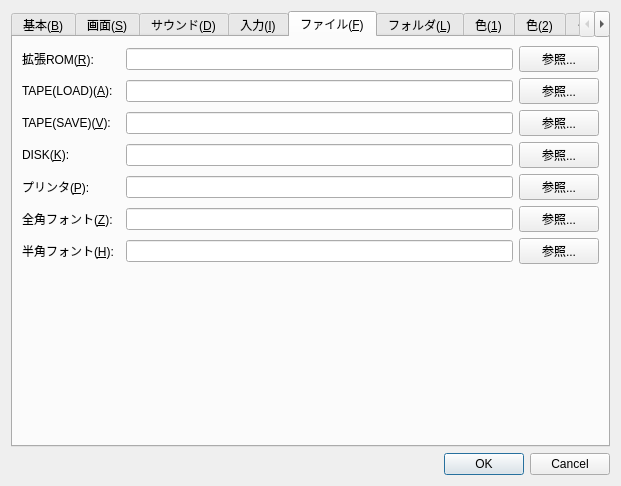
Above: src/Qt/configdialog.ui from eighttails/PC6001VX before the change. Below: the same form after it.
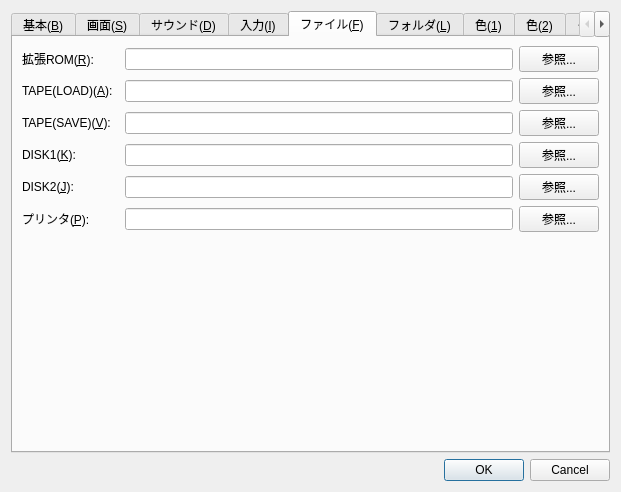
That is the form after the change. The open tabs and pages were chosen to show the change. Custom widgets are drawn as their Qt base class.

Diff of the .ui file:
```diff
--- a/src/Qt/configdialog.ui
+++ b/src/Qt/configdialog.ui
@@ -7,7 +7,7 @@
     <x>0</x>
     <y>0</y>
     <width>621</width>
-    <height>486</height>
+    <height>492</height>
    </rect>
   </property>
   <property name="maximumSize">
@@ -835,7 +835,7 @@
          </property>
         </widget>
        </item>
-       <item row="6" column="1">
+       <item row="7" column="1">
         <widget class="QLabel" name="label_18">
          <property name="text">
           <string>プリンタ(&amp;P):</string>
@@ -845,16 +845,6 @@
          </property>
         </widget>
        </item>
-       <item row="5" column="1">
-        <widget class="QLabel" name="label_20">
-         <property name="text">
-          <string>DISK(&amp;K):</string>
-         </property>
-         <property name="buddy">
-          <cstring>lineEditDisk</cstring>
-         </property>
-        </widget>
-       </item>
        <item row="4" column="1">
         <widget class="QLabel" name="label_21">
          <property name="text">
@@ -875,48 +865,19 @@
          </property>
         </widget>
        </item>
-       <item row="7" column="1">
-        <widget class="QLabel" name="label_22">
-         <property name="text">
-          <string>全角フォント(&amp;Z):</string>
-         </property>
-         <property name="buddy">
-          <cstring>lineEditZenFont</cstring>
-         </property>
-        </widget>
-       </item>
-       <item row="8" column="1">
-        <widget class="QLabel" name="label_23">
-         <property name="text">
-          <string>半角フォント(&amp;H):</string>
-         </property>
-         <property name="buddy">
-          <cstring>lineEditHanFont</cstring>
-         </property>
-        </widget>
-       </item>
        <item row="1" column="3">
         <widget class="QLineEdit" name="lineEditLoadTape"/>
        </item>
        <item row="0" column="3">
         <widget class="QLineEdit" name="lineEditExtRom"/>
        </item>
+       <item row="7" column="3">
+        <widget class="QLineEdit" name="lineEditPrinter"/>
+       </item>
        <item row="4" column="3">
         <widget class="QLineEdit" name="lineEditSaveTape"/>
        </item>
-       <item row="5" column="3">
-        <widget class="QLineEdit" name="lineEditDisk"/>
-       </item>
-       <item row="6" column="3">
-        <widget class="QLineEdit" name="lineEditPrinter"/>
-       </item>
-       <item row="7" column="3">
-        <widget class="QLineEdit" name="lineEditZenFont"/>
-       </item>
-       <item row="8" column="3">
-        <widget class="QLineEdit" name="lineEditHanFont"/>
-       </item>
-       <item row="9" column="1">
+       <item row="8" column="1">
         <spacer name="verticalSpacer_6">
          <property name="orientation">
           <enum>Qt::Vertical</enum>
@@ -950,6 +911,26 @@
          </property>
         </widget>
        </item>
+       <item row="7" column="4">
+        <widget class="QPushButton" name="pushButtonRefPrinter">
+         <property name="text">
+          <string>参照...</string>
+         </property>
+        </widget>
+       </item>
+       <item row="5" column="3">
+        <widget class="QLineEdit" name="lineEditDisk1"/>
+       </item>
+       <item row="5" column="1">
+        <widget class="QLabel" name="label_20">
+         <property name="text">
+          <string>DISK1(&amp;K):</string>
+         </property>
+         <property name="buddy">
+          <cstring>lineEditDisk1</cstring>
+         </property>
+        </widget>
+       </item>
        <item row="5" column="4">
         <widget class="QPushButton" name="pushButtonRefDisk">
          <property name="text">
@@ -957,22 +938,21 @@
          </property>
         </widget>
        </item>
+       <item row="6" column="1">
+        <widget class="QLabel" name="label_22">
+         <property name="text">
+          <string>DISK2(&amp;J):</string>
+         </property>
+         <property name="buddy">
+          <cstring>lineEditDisk1</cstring>
+         </property>
+        </widget>
+       </item>
+       <item row="6" column="3">
+        <widget class="QLineEdit" name="lineEditDisk2"/>
+       </item>
        <item row="6" column="4">
-        <widget class="QPushButton" name="pushButtonRefPrinter">
-         <property name="text">
-          <string>参照...</string>
-         </property>
-        </widget>
-       </item>
-       <item row="7" column="4">
-        <widget class="QPushButton" name="pushButtonRefZenFont">
-         <property name="text">
-          <string>参照...</string>
-         </property>
-        </widget>
-       </item>
-       <item row="8" column="4">
-        <widget class="QPushButton" name="pushButtonRefHanFont">
+        <widget class="QPushButton" name="pushButtonRefDisk2">
          <property name="text">
           <string>参照...</string>
          </property>
```
Left out of the diff: 71 changed lines with no effect on the pictures.
